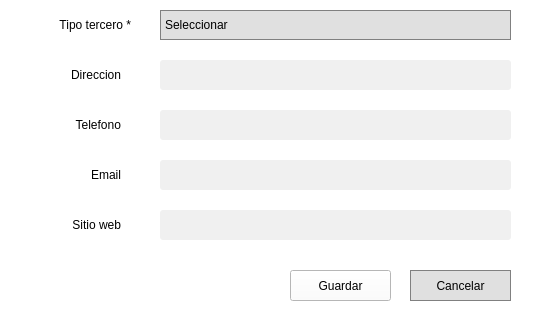
Old version of the form UI/registersuppliers.ui in the repository adriii0104/ABAS_SYSTEM; both pictures show x 0 to 540 and y 170 to 490 of the 540 by 490 pixel window.
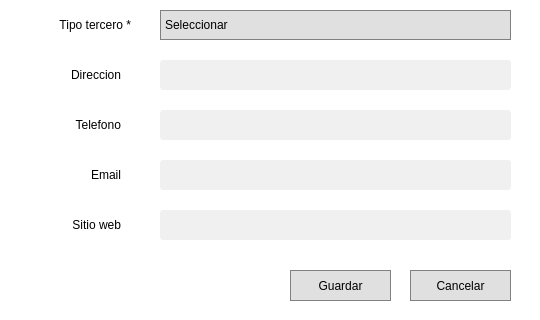
New version of the form. Icons and pictures are not drawn.

What changed in the file:
```diff
--- a/UI/registersuppliers.ui
+++ b/UI/registersuppliers.ui
@@ -88,7 +88,7 @@
 
 }
 
-#cancelbutton, #acceptbutton {
+#cancelbutton, #savebutton {
 color: rgb(0, 0, 0);
 background-color: rgb(224, 224, 224);
 border: 1px solid gray;
```
